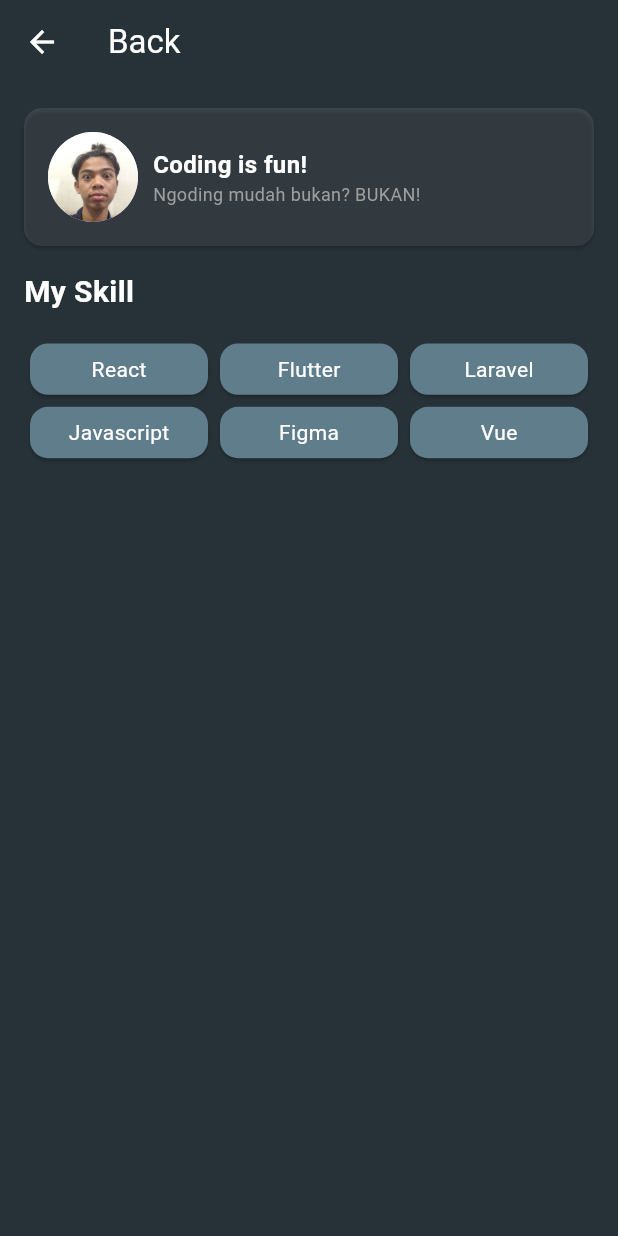
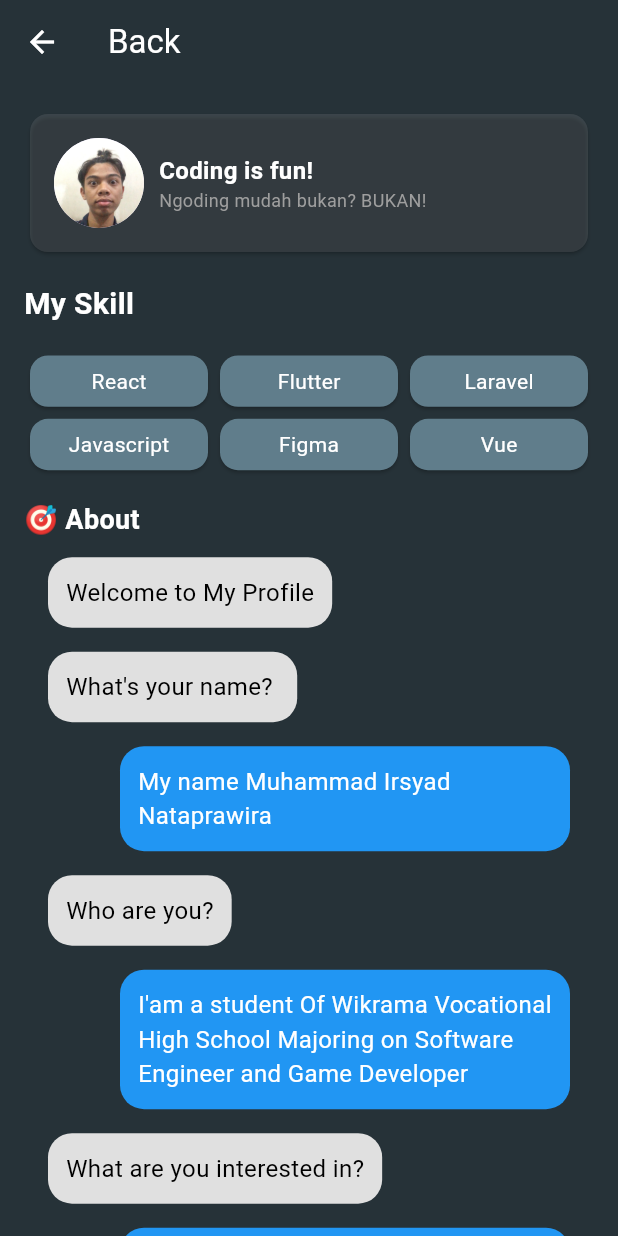
Before and after one commit to isadkang/profile_mobile_flutter, a Flutter app: the screen it shows after launch, after a tap on "Click For More", on a phone screen of 412 x 824 dp. Run offline on Flutter 3.47's test engine with Material 3 defaults, Android fonts, the phone set to English and light mode, and no system bars.

```diff
--- a/lib/main.dart
+++ b/lib/main.dart
@@ -57,38 +57,6 @@ class ProfileScreen extends StatelessWidget {
                   ),
                 ),
                 const SizedBox(height: 20),
-                Padding(
-                  padding: const EdgeInsets.symmetric(horizontal: 20),
-                  child: Container(
-                    decoration: BoxDecoration(
-                      color: Colors.indigo[700],
-                      borderRadius: BorderRadius.circular(12),
-                    ),
-                    padding: const EdgeInsets.all(16),
-                    child: const Column(
-                      crossAxisAlignment: CrossAxisAlignment.start,
-                      children: [
-                        Text(
-                          '🎯 About',
-                          style: TextStyle(
-                            fontSize: 18,
-                            color: Colors.white,
-                            fontWeight: FontWeight.bold,
-                          ),
-                        ),
-                        SizedBox(height: 8),
-                        Text(
-                          "I am a student of Wikrama Vocational High School Majoring in Software Engineer and Game Development",
-                          style: TextStyle(
-                            fontSize: 16,
-                            color: Colors.white,
-                          ),
-                        ),
-                      ],
-                    ),
-                  ),
-                ),
-                const SizedBox(height: 20),
                 ElevatedButton(
                   onPressed: () {
                     Navigator.push(context,
--- a/lib/more_page.dart
+++ b/lib/more_page.dart
@@ -21,18 +21,19 @@ class MorePage extends StatelessWidget {
           style: TextStyle(color: Colors.white),
         ),
       ),
-      body: Column(
+      body: SingleChildScrollView(
+        child: Padding(
+          padding: const EdgeInsets.all(16.0),
+          child: Column(
             children: <Widget>[
               const Card(
                 color: Colors.white10,
-            margin: EdgeInsets.all(16.0),
                 child: Padding(
                   padding: EdgeInsets.all(16.0),
                   child: Row(
                     children: <Widget>[
                       CircleAvatar(
-                    backgroundImage: AssetImage(
-                        'images/profile.png'),
+                        backgroundImage: AssetImage('images/profile.png'),
                         radius: 30.0,
                       ),
                       SizedBox(width: 10),
@@ -61,11 +62,9 @@ class MorePage extends StatelessWidget {
                   ),
                 ),
               ),
+              const SizedBox(height: 16),
               const Align(
                 alignment: Alignment.centerLeft,
-            child: Padding(
-              padding: EdgeInsets.only(
-                  left: 16.0),
                 child: Text(
                   "My Skill",
                   style: TextStyle(
@@ -75,11 +74,12 @@ class MorePage extends StatelessWidget {
                   ),
                 ),
               ),
-          ),
-          Expanded(
-            child: GridView.count(
+              const SizedBox(height: 16),
+              GridView.count(
                 crossAxisCount: 3,
-              padding: const EdgeInsets.all(16),
+                shrinkWrap: true,
+                physics: const NeverScrollableScrollPhysics(),
+                padding: EdgeInsets.zero,
                 childAspectRatio: 3.0,
                 children: <String>[
                   'React',
@@ -104,8 +104,133 @@ class MorePage extends StatelessWidget {
                   );
                 }).toList(),
               ),
+              const SizedBox(height: 16),
+              const Align(
+                alignment: Alignment.centerLeft,
+                child: Text(
+                  '🎯 About',
+                  style: TextStyle(
+                    fontSize: 18,
+                    color: Colors.white,
+                    fontWeight: FontWeight.bold,
                   ),
+                ),
+              ),
+              const SizedBox(height: 8),
+              _bubbleMessage(
+                text: "Welcome to My Profile",
+                isSender: false,
+              ),
+              const SizedBox(height: 8),
+              _bubbleMessage(
+                text: "What's your name? ",
+                isSender: false,
+              ),
+              const SizedBox(height: 8),
+              _bubbleMessage(
+                text: "My name Muhammad Irsyad Nataprawira",
+                isSender: true,
+              ),
+              const SizedBox(height: 8),
+              _bubbleMessage(
+                text: "Who are you?",
+                isSender: false,
+              ),
+              const SizedBox(height: 8),
+              _bubbleMessage(
+                text:
+                    "I'am a student Of Wikrama Vocational High School Majoring on Software Engineer and Game Developer",
+                isSender: true,
+              ),
+              const SizedBox(height: 8),
+              _bubbleMessage(
+                text: "What are you interested in?",
+                isSender: false,
+              ),
+              const SizedBox(height: 8),
+              _bubbleMessage(
+                text:
+                    "I'm also interested in Web Development and Mobile Development",
+                isSender: true,
+              ),
+              const SizedBox(height: 8),
+              _bubbleMessage(
+                text: "What youa are learning?",
+                isSender: false,
+              ),
+              const SizedBox(height: 8),
+              _bubbleMessage(
+                text: "Currently learning Flutter, Dart, and React Native",
+                isSender: true,
+              ),
+              const SizedBox(height: 8),
+              _bubbleMessage(
+                text: "What you feel about Flutter?",
+                isSender: false,
+              ),
+              const SizedBox(height: 8),
+              _bubbleMessage(
+                text:
+                    "I'm so happy learning Flutter for build Multi-cross application",
+                isSender: true,
+              ),
+              const SizedBox(height: 8),
+              _bubbleMessage(
+                text:
+                    "Okay, thank you mate. May your day be filled with joy...",
+                isSender: false,
+              ),
+              const SizedBox(height: 8),
+              _bubbleMessage(
+                text: "Be yourself and never surrender",
+                isSender: false,
+              ),
+              const SizedBox(height: 8),
+              _bubbleMessage(
+                text: "Aight mate, byeee!",
+                isSender: true,
+              ),
+              const SizedBox(height: 8),
+              const Align(
+                alignment: Alignment.center,
+                child: Text(
+                  '2022 © Muhammad Irsyad Nataprawira',
+                  style: TextStyle(color: Colors.white),
+                ),
+              )
             ],
+          ),
+        ),
+      ),
+    );
+  }
+
+  Widget _bubbleMessage({required String text, required bool isSender}) {
+    return Padding(
+      padding: EdgeInsets.fromLTRB(
+        isSender ? 64.0 : 16.0,
+        4,
+        isSender ? 16.0 : 64.0,
+        4,
+      ),
+      child: Align(
+        alignment: isSender ? Alignment.centerRight : Alignment.centerLeft,
+        child: DecoratedBox(
+          decoration: BoxDecoration(
+            color: isSender ? Colors.blue : Colors.grey[300],
+            borderRadius: BorderRadius.circular(16),
+          ),
+          child: Padding(
+            padding: const EdgeInsets.all(12),
+            child: Text(
+              text,
+              style: TextStyle(
+                color: isSender ? Colors.white : Colors.black,
+                fontSize: 16,
+              ),
+            ),
+          ),
+        ),
       ),
     );
   }
```
Lines whose indentation alone changed are shown as unchanged.
